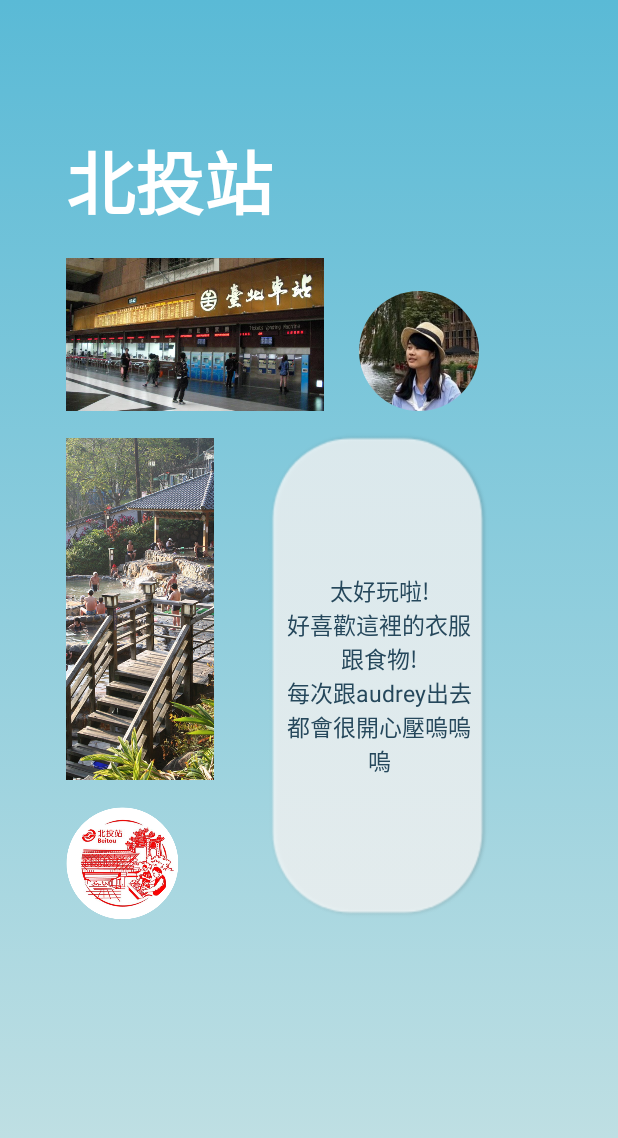
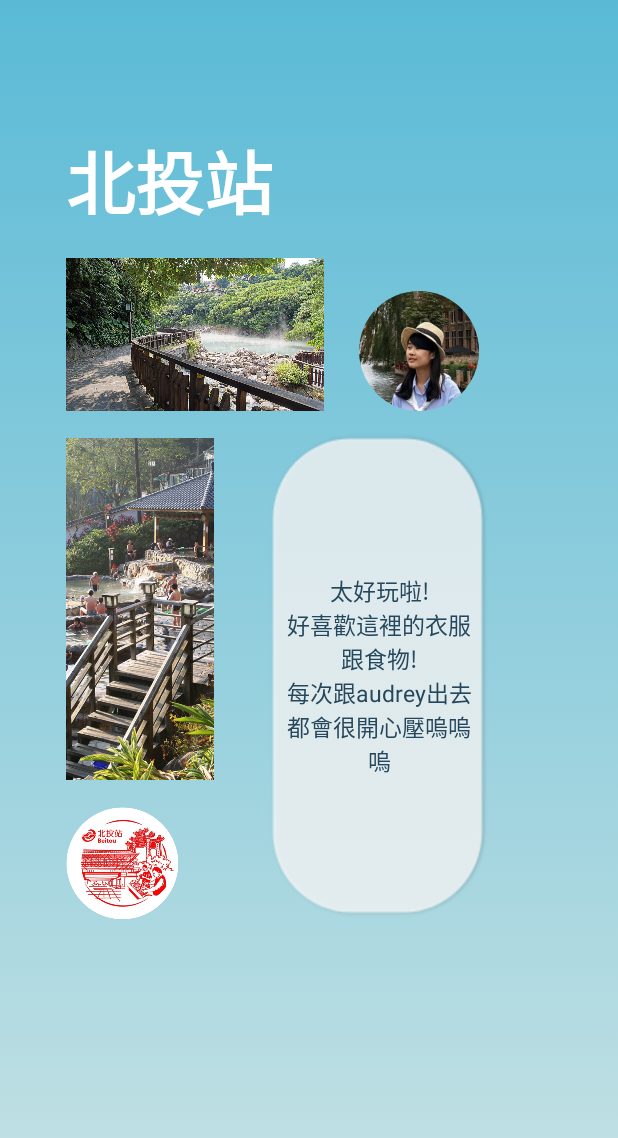
Before and after one commit to ianlienfa/FinalApp-0, an Android app: the BeitouActivity screen opened directly, with no data from a screen before it, on a phone screen of 412 x 824 dp. Shown: the top 1138 px of the screen. Run offline under Robolectric (Android 15) with nearby library versions, the light colour scheme and no system bars; our stand-ins replace CircleImageView; libraries missing offline, so code that uses them is left out: nctu.fintech.appmate; 2 statements that could not run were skipped.

Commit message:
北投背景最左頁完成

```diff
--- a/app/src/main/res/layout/fragment_beitou.xml
+++ b/app/src/main/res/layout/fragment_beitou.xml
@@ -6,7 +6,7 @@
     android:layout_height="match_parent"
     android:background="@drawable/gradient_background"
     android:orientation="vertical"
-    android:layout_marginTop="-17dp"
+
     >
 
     <TextView
@@ -33,7 +33,7 @@
         android:scaleType="centerCrop"
         android:layout_alignStart="@id/beitoutitle"
         android:layout_alignParentTop="true"
-        android:src="@drawable/example_image1_ian"
+        android:src="@drawable/peito_ian"
         />
 
     <ImageView
@@ -48,6 +48,7 @@
         android:layout_alignParentTop="true"/>
 
 
+
     <de.hdodenhof.circleimageview.CircleImageView
         android:id="@+id/beitouimage3"
         android:layout_width="79.68dp"
@@ -55,13 +56,10 @@
         android:layout_marginStart="239.04dp"
 
         android:elevation="2dp"
-
-        android:scaleType="centerCrop"
+        android:src="@drawable/example_image4_ian"
         android:layout_alignBottom="@id/beitouimage"
         android:layout_alignParentStart="true"
-        app:srcCompat="@drawable/example_image4_ian"
         />
-
 
     <TextView
         android:id="@+id/beitoutext"
```
Also changed, not shown: app/src/main/res/drawable/peito_ian.jpg (added), 214 other files.
